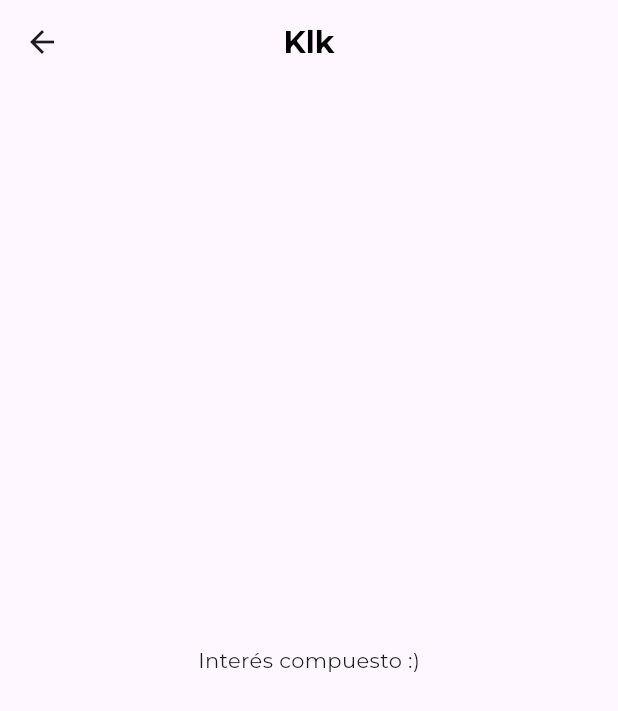
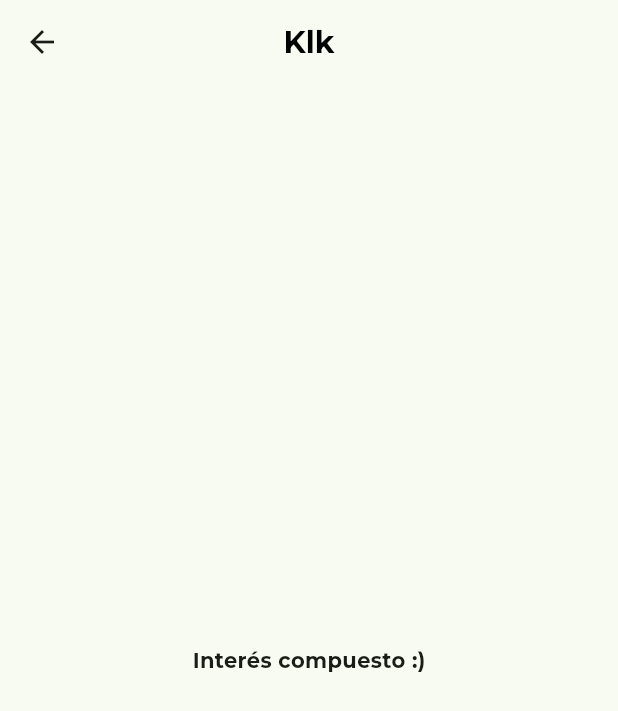
Before and after one commit to LuisPg10/ingemath, a Flutter app: the CompoundInterestScreen screen opened by its route, on a phone screen of 412 x 824 dp. Shown: the top 711 px of the screen. Run offline on Flutter 3.47's test engine with Material 3 defaults, Android fonts, the phone set to English and light mode, and no system bars; our stand-ins replace flutter_riverpod, go_router, google_fonts; project files that could hold a hidden picture were left out.

Commit message:
colorSchemeSeed changed

```diff
--- a/lib/config/theme/app_theme.dart
+++ b/lib/config/theme/app_theme.dart
@@ -1,8 +1,12 @@
 import 'package:flutter/material.dart';
 import 'package:google_fonts/google_fonts.dart';
 
+final colorSchemeSeed = Colors.green;
+
 class AppTheme {
   ThemeData getTheme() => ThemeData(
+
+    colorSchemeSeed: colorSchemeSeed,
 
     appBarTheme: AppBarTheme(
       centerTitle: true,
@@ -11,7 +15,9 @@ class AppTheme {
     ),
 
     textTheme: TextTheme(
-      bodyMedium: GoogleFonts.montserrat()
+      bodyMedium: GoogleFonts.montserrat().copyWith(
+        fontWeight: FontWeight.bold,
+      )
     ),
 
     filledButtonTheme: FilledButtonThemeData(
```
